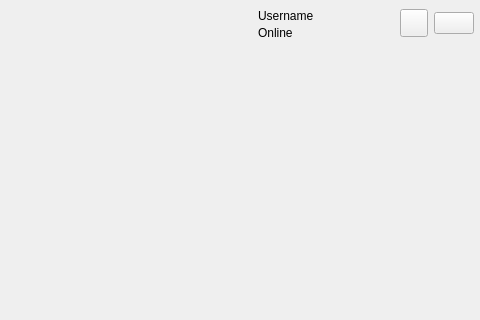
Old version of the form widgets/main_page/main_page.ui in the repository LiquidIce64/ScatterComms; both pictures show x 520 to 1000 and y 0 to 320 of the 1000 by 600 pixel window.
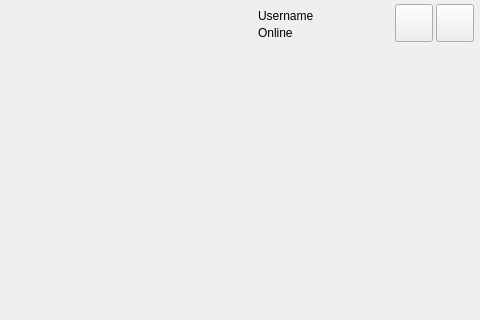
New version of the form. Icons and pictures are not drawn. Custom widgets are drawn as their Qt base class.

Commit message: Added button icons

The edit to the form file:
```diff
--- a/widgets/main_page/main_page.ui
+++ b/widgets/main_page/main_page.ui
@@ -53,9 +53,10 @@
 	font-weight: 700;
 }
 
-#btn_settings, #btn_inbox, #btn_search {
-	background: transparent;
-	border: none;
+#icon_userstatus {
+	background-color: #252525;
+	padding: 2px;
+	border-radius: 6px;
 }
 
 #btn_profile {
@@ -74,7 +75,13 @@
 	font-weight: 600;
 }
 
-#btn_server_title:hover, #btn_profile:hover, #btn_search:hover {
+#btn_settings, #btn_search {
+	background: none;
+	border: none;
+	border-radius: 6px;
+}
+
+#btn_server_title:hover, #btn_profile:hover, #btn_search:hover, #btn_settings:hover {
 	background-color: #303030;
 }
 
@@ -82,10 +89,6 @@
 	background-color: #404040;
 }
 
-#btn_search {
-	border-radius: 4px;
-}
-
 #icon_server_dropdown {
 	margin: 8px;
 }</string>
@@ -401,7 +404,7 @@
      </property>
      <layout class="QHBoxLayout" name="layout_controls" stretch="0,0,0">
       <property name="spacing">
-       <number>6</number>
+       <number>3</number>
       </property>
       <property name="leftMargin">
        <number>3</number>
@@ -511,14 +514,14 @@
        <widget class="QPushButton" name="btn_search">
         <property name="minimumSize">
          <size>
-          <width>28</width>
-          <height>28</height>
+          <width>38</width>
+          <height>38</height>
          </size>
         </property>
         <property name="maximumSize">
          <size>
-          <width>28</width>
-          <height>28</height>
+          <width>38</width>
+          <height>38</height>
          </size>
         </property>
         <property name="cursor">
@@ -539,13 +542,22 @@
         <property name="checkable">
          <bool>true</bool>
         </property>
-        <property name="checked">
-         <bool>false</bool>
-        </property>
        </widget>
       </item>
       <item>
        <widget class="QPushButton" name="btn_settings">
+        <property name="minimumSize">
+         <size>
+          <width>38</width>
+          <height>38</height>
+         </size>
+        </property>
+        <property name="maximumSize">
+         <size>
+          <width>38</width>
+          <height>38</height>
+         </size>
+        </property>
         <property name="cursor">
          <cursorShape>PointingHandCursor</cursorShape>
         </property>
```
Left out of the diff: 6 changed lines with no effect on the pictures. The commit also changes 15 other files.
